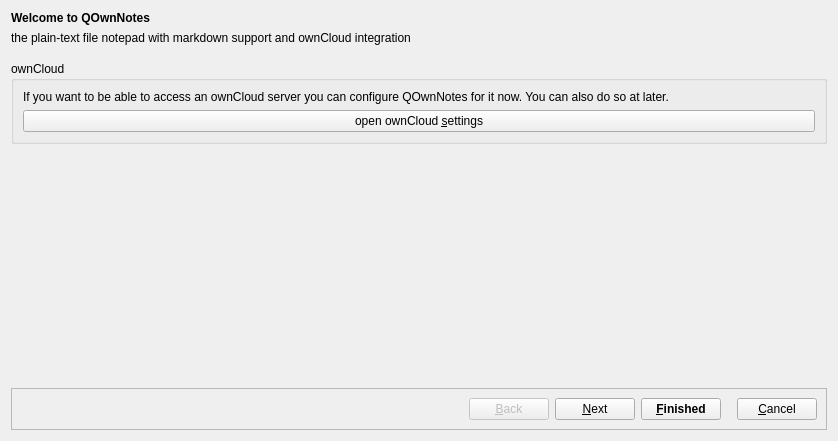
Before: the Qt Designer form src/dialogs/welcomedialog.ui in pbek/QOwnNotes, drawn with Qt 5.
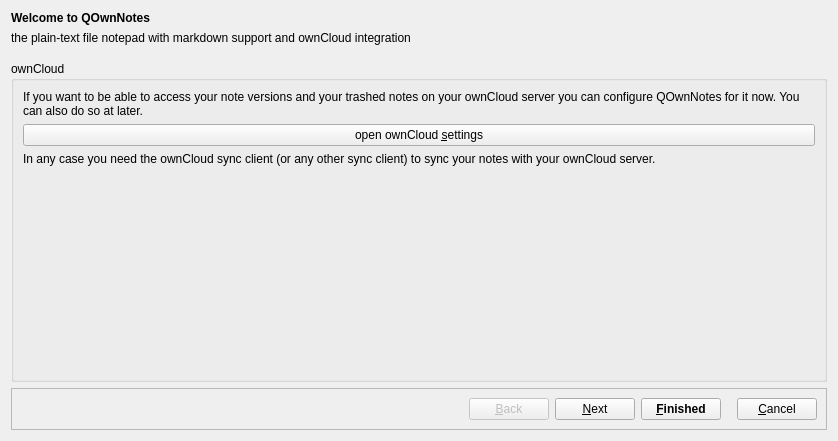
After: the same form once the commit is applied. The open tabs and pages were chosen to show the change. Icons and pictures are not drawn.

```diff
--- a/src/dialogs/welcomedialog.ui
+++ b/src/dialogs/welcomedialog.ui
@@ -302,13 +302,26 @@
           <item row="0" column="0">
            <widget class="QLabel" name="label">
             <property name="text">
-             <string>If you want to be able to access an ownCloud server you can configure QOwnNotes for it now. You can also do so at later.</string>
+             <string>If you want to be able to access your note versions and your trashed notes on your ownCloud server you can configure QOwnNotes for it now. You can also do so at later.</string>
             </property>
             <property name="wordWrap">
              <bool>true</bool>
             </property>
            </widget>
           </item>
+          <item row="3" column="0">
+           <spacer name="verticalSpacer_3">
+            <property name="orientation">
+             <enum>Qt::Vertical</enum>
+            </property>
+            <property name="sizeHint" stdset="0">
+             <size>
+              <width>20</width>
+              <height>40</height>
+             </size>
+            </property>
+           </spacer>
+          </item>
           <item row="1" column="0">
            <widget class="QPushButton" name="ownCloudSettingsButton">
             <property name="text">
@@ -316,22 +329,19 @@
             </property>
            </widget>
           </item>
+          <item row="2" column="0">
+           <widget class="QLabel" name="label_4">
+            <property name="text">
+             <string>In any case you need the ownCloud sync client (or any other sync client) to sync your notes with your ownCloud server.</string>
+            </property>
+            <property name="wordWrap">
+             <bool>true</bool>
+            </property>
+           </widget>
+          </item>
          </layout>
         </widget>
        </item>
-       <item row="1" column="0">
-        <spacer name="verticalSpacer_3">
-         <property name="orientation">
-          <enum>Qt::Vertical</enum>
-         </property>
-         <property name="sizeHint" stdset="0">
-          <size>
-           <width>20</width>
-           <height>40</height>
-          </size>
-         </property>
-        </spacer>
-       </item>
       </layout>
      </widget>
      <widget class="QWidget" name="metricsPage">
```
Left out of the diff: 2 changed lines with no effect on the pictures.
